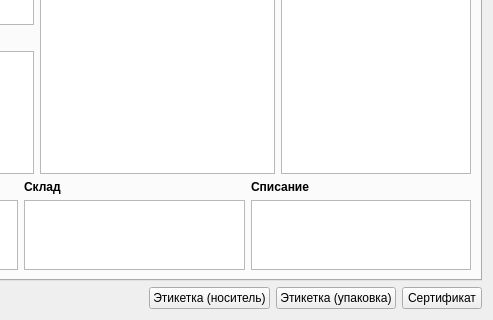
Before: the Qt Designer form formpart.ui in Sergeyego/wire_pr, drawn with Qt 5; both pictures show x 520 to 1013 and y 478 to 798 of the 1013 by 798 pixel window.
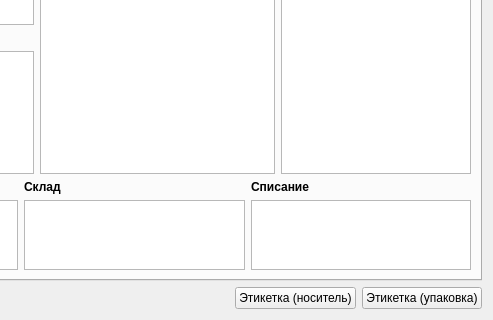
After: the same form once the commit is applied. Icons and pictures are not drawn. Custom widgets are drawn as their Qt base class.

```diff
--- a/formpart.ui
+++ b/formpart.ui
@@ -825,16 +825,6 @@
            </property>
           </widget>
          </item>
-         <item>
-          <widget class="QPushButton" name="cmdSert">
-           <property name="toolTip">
-            <string>Сертификат на партию</string>
-           </property>
-           <property name="text">
-            <string>Сертификат</string>
-           </property>
-          </widget>
-         </item>
         </layout>
        </item>
       </layout>
```
Left out of the diff: 9 changed lines with no effect on the pictures.
